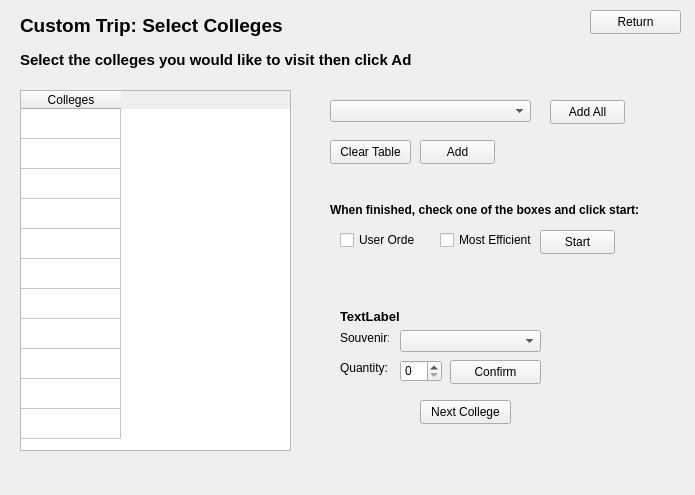
The window that CollegeTouring/customtrip.ui (belalzahran/CS_Project2_TheApplicants) describes before a commit, drawn with Qt 5.
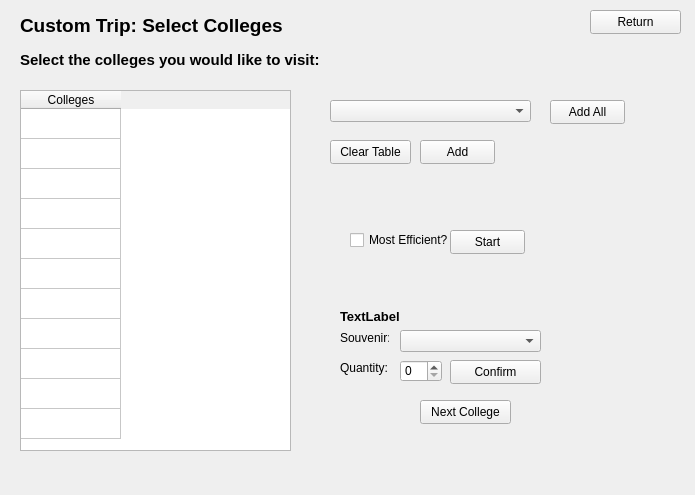
The same window after the commit.

Commit message: tab widget changes

```diff
--- a/CollegeTouring/customtrip.ui
+++ b/CollegeTouring/customtrip.ui
@@ -130,12 +130,12 @@
     <rect>
      <x>20</x>
      <y>50</y>
-     <width>391</width>
+     <width>401</width>
      <height>21</height>
     </rect>
    </property>
    <property name="text">
-    <string>&lt;html&gt;&lt;head/&gt;&lt;body&gt;&lt;p&gt;&lt;span style=&quot; font-size:11pt; font-weight:700;&quot;&gt;Select the colleges you would like to visit then click Add:&lt;/span&gt;&lt;/p&gt;&lt;/body&gt;&lt;/html&gt;</string>
+    <string>&lt;html&gt;&lt;head/&gt;&lt;body&gt;&lt;p&gt;&lt;span style=&quot; font-size:11pt; font-weight:696;&quot;&gt;Select the colleges you would like to visit:&lt;/span&gt;&lt;/p&gt;&lt;/body&gt;&lt;/html&gt;</string>
    </property>
   </widget>
   <widget class="QPushButton" name="pushButton_clearTable">
@@ -242,49 +242,23 @@
     <string>Confirm</string>
    </property>
   </widget>
-  <widget class="QCheckBox" name="checkBoxuserOrder">
-   <property name="geometry">
-    <rect>
-     <x>340</x>
-     <y>230</y>
-     <width>76</width>
-     <height>20</height>
-    </rect>
-   </property>
-   <property name="text">
-    <string>User Order</string>
-   </property>
-  </widget>
   <widget class="QCheckBox" name="checkBox_2efficient">
    <property name="geometry">
     <rect>
-     <x>440</x>
+     <x>350</x>
      <y>230</y>
      <width>101</width>
      <height>20</height>
     </rect>
    </property>
    <property name="text">
-    <string>Most Efficient</string>
-   </property>
-  </widget>
-  <widget class="QLabel" name="label_3">
-   <property name="geometry">
-    <rect>
-     <x>330</x>
-     <y>200</y>
-     <width>311</width>
-     <height>21</height>
-    </rect>
-   </property>
-   <property name="text">
-    <string>&lt;html&gt;&lt;head/&gt;&lt;body&gt;&lt;p&gt;&lt;span style=&quot; font-weight:700;&quot;&gt;When finished, check one of the boxes and click start:&lt;/span&gt;&lt;/p&gt;&lt;/body&gt;&lt;/html&gt;</string>
+    <string>Most Efficient?</string>
    </property>
   </widget>
   <widget class="QPushButton" name="pushButton_start">
    <property name="geometry">
     <rect>
-     <x>540</x>
+     <x>450</x>
      <y>230</y>
      <width>75</width>
      <height>24</height>
```
Left out of the diff: 4 changed lines with no effect on the pictures. The commit also changes 6 other files.
